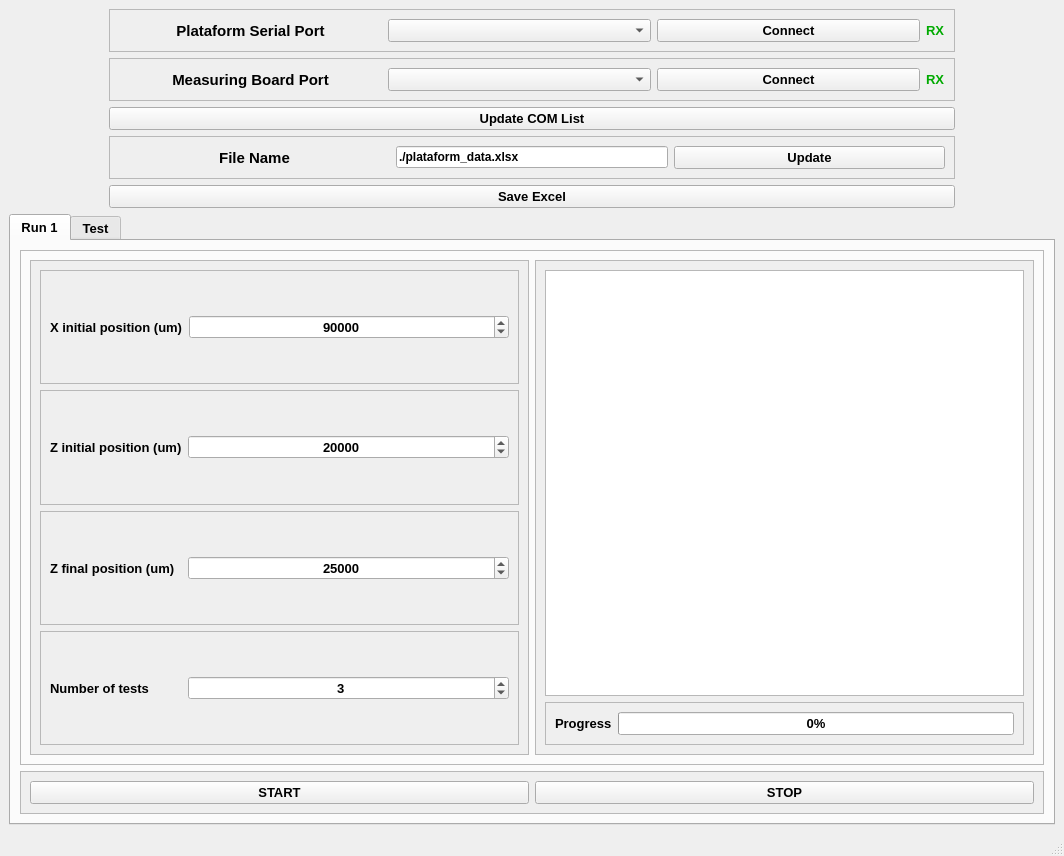
Old version of the form SOFTWARE/main_gui.ui in the repository adrielluiz/platform_tactile_acquisition.
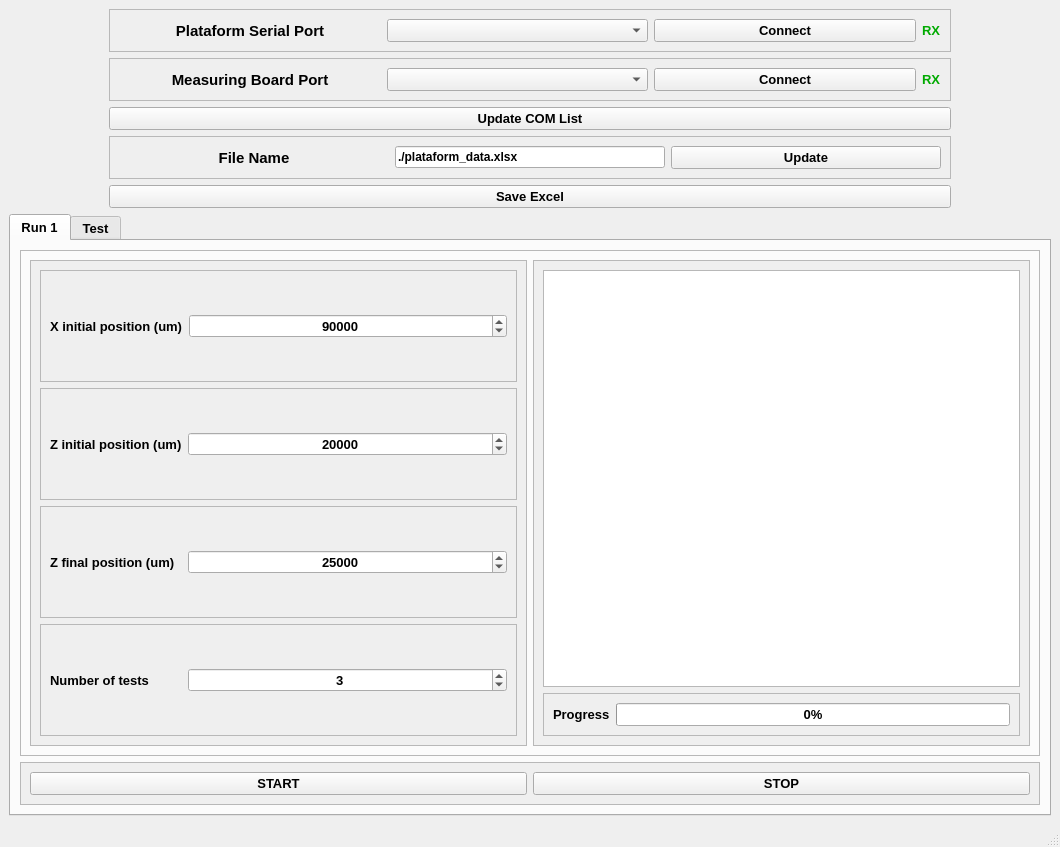
New version of the form.

```diff
--- a/SOFTWARE/main_gui.ui
+++ b/SOFTWARE/main_gui.ui
@@ -6,8 +6,8 @@
    <rect>
     <x>0</x>
     <y>0</y>
-    <width>1064</width>
-    <height>856</height>
+    <width>1060</width>
+    <height>847</height>
    </rect>
   </property>
   <property name="windowTitle">
```
Left out of the diff: 2 changed lines with no effect on the pictures.
